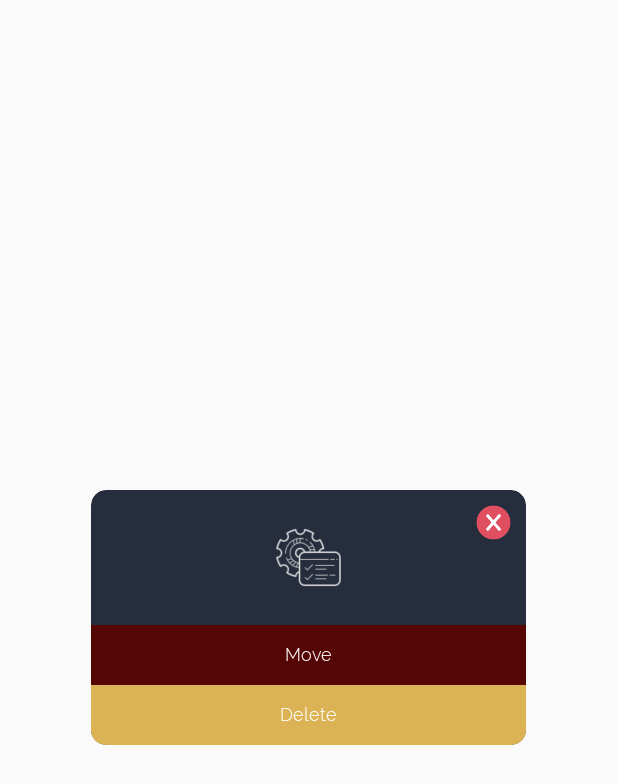
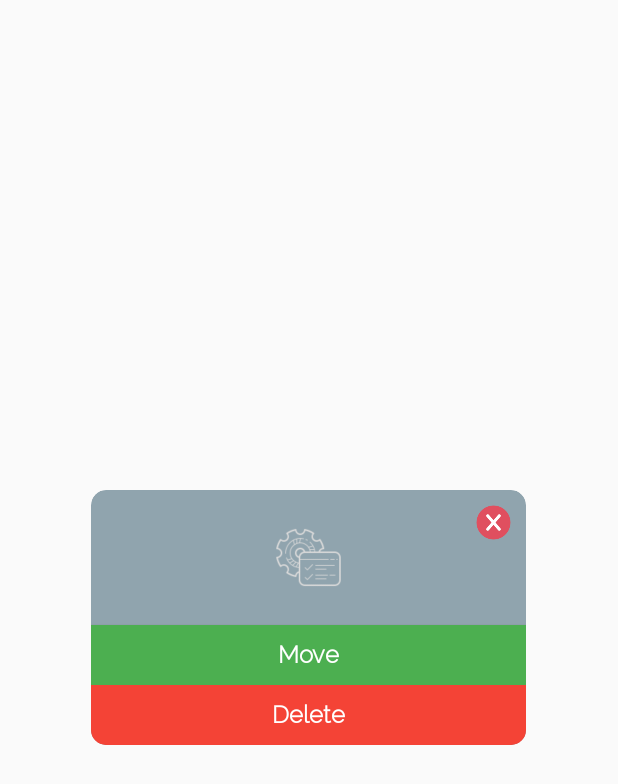
Before and after one commit to CharmiPatel25/note_TeamPurple_android, an Android app: the layout move_layout.xml on its own in the app's theme, with its tools: preview values and no code run, on a phone screen of 412 x 824 dp. Shown: the top 784 px of the screen. Run offline under Robolectric (Android 15) with nearby library versions, the phone set to English and light mode, and no system bars.

Commit message:
[AP] layout changed for move_layout.xml

```diff
--- a/app/src/main/res/layout/move_layout.xml
+++ b/app/src/main/res/layout/move_layout.xml
@@ -11,7 +11,7 @@
         android:layout_width="290dp"
         android:layout_height="wrap_content"
         android:layout_gravity="center"
-        card_view:cardBackgroundColor="@color/grey"
+        card_view:cardBackgroundColor="@color/blue_grey_inactive"
         card_view:cardCornerRadius="10dp">
 
 
@@ -53,23 +53,25 @@
                         android:layout_width="match_parent"
                         android:layout_height="40dp"
                         android:layout_marginTop="20dp"
-                        android:background="@color/red"
+                        android:background="@color/green_active"
                         android:fontFamily="@font/light"
                         android:text="Move"
                         android:textAllCaps="false"
                         android:textColor="@color/white"
-                        android:textSize="12dp" />
+                        android:textSize="16sp"
+                        android:textStyle="bold"/>
 
                     <Button
                         android:id="@+id/but_movdel"
                         android:layout_width="match_parent"
                         android:layout_height="40dp"
-                        android:background="@color/mustuard"
+                        android:background="@color/red_active"
                         android:fontFamily="@font/light"
                         android:text="Delete"
                         android:textAllCaps="false"
                         android:textColor="@color/white"
-                        android:textSize="12dp" />
+                        android:textSize="16sp"
+                        android:textStyle="bold"/>
 
 
                 </LinearLayout>
```
